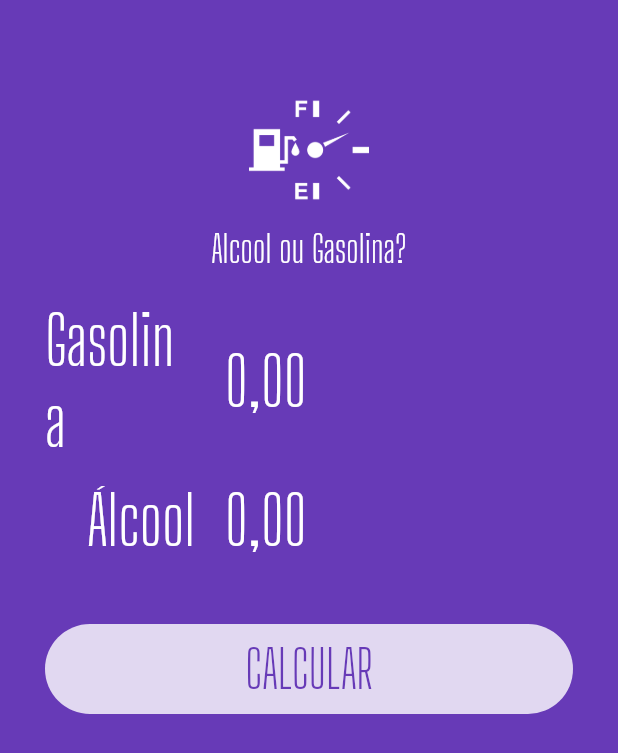
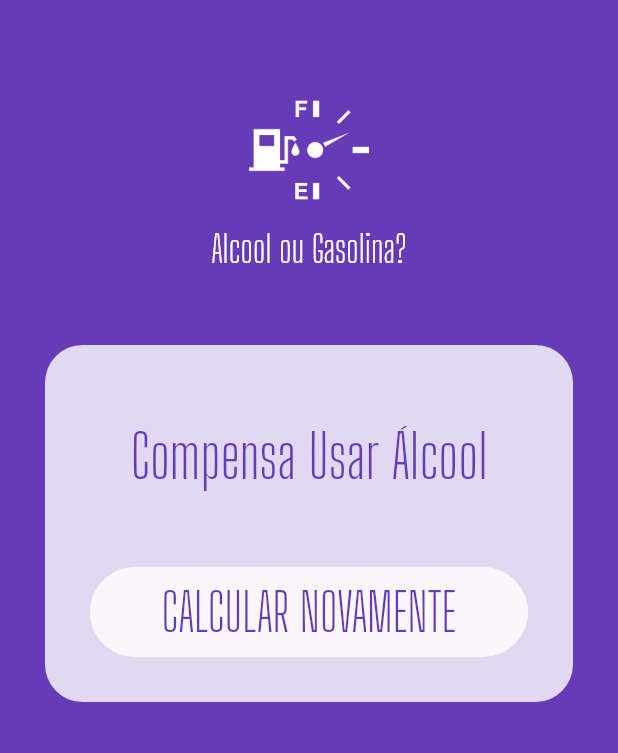
Before and after one commit to icarosolon/aog-started, a Flutter app: the screen it shows after launch, after a tap on "CALCULAR", on a phone screen of 412 x 824 dp. Shown: the top 753 px of the screen. Run offline on Flutter 3.47's test engine with Material 2 defaults, Android fonts, the phone set to English and light mode, and no system bars; our stand-ins replace flutter_masked_text.

Commit message:
ajustando calculos

```diff
--- a/lib/main.dart
+++ b/lib/main.dart
@@ -1,10 +1,5 @@
-import 'package:aog/widgets/input.widget.dart';
-import 'package:aog/widgets/loading-button.widget.dart';
-import 'package:aog/widgets/logo.widget.dart';
-import 'package:aog/widgets/submit-form.widget.dart';
-import 'package:aog/widgets/success.widget.dart';
+import 'package:aog/pages/home.page.dart';
 import 'package:flutter/material.dart';
-import 'package:flutter_masked_text/flutter_masked_text.dart';
 
 void main() => runApp(MyApp());
 
@@ -21,26 +16,3 @@ class MyApp extends StatelessWidget {
     );
   }
 }
-
-class HomePage extends StatelessWidget {
-  var _gasController = MoneyMaskedTextController();
-  var _alcController = MoneyMaskedTextController();
-
-  @override
-  Widget build(BuildContext context) {
-    return Scaffold(
-      backgroundColor: Theme.of(context).primaryColor,
-      body: ListView(
-        children: <Widget>[
-          Logo(),
-          SubmitForm(
-            gasController: _gasController,
-            alcController: _alcController,
-            busy: false,
-            submitFunc: () {},
-          ),
-        ],
-      ),
-    );
-  }
-}
--- /dev/null
+++ b/lib/pages/home.page.dart
@@ -0,0 +1,78 @@
+import 'package:aog/widgets/logo.widget.dart';
+import 'package:aog/widgets/submit-form.widget.dart';
+import 'package:aog/widgets/success.widget.dart';
+import 'package:flutter/material.dart';
+import 'package:flutter_masked_text/flutter_masked_text.dart';
+
+class HomePage extends StatefulWidget {
+  @override
+  _HomePageState createState() => _HomePageState();
+}
+
+class _HomePageState extends State<HomePage> {
+  var _gasController = MoneyMaskedTextController();
+  var _alcController = MoneyMaskedTextController();
+  var _busy = false;
+  var _completed = false;
+  var _resultText = "Compensa utilizar álcool";
+
+  @override
+  Widget build(BuildContext context) {
+    return Scaffold(
+      backgroundColor: Theme.of(context).primaryColor,
+      body: ListView(
+        children: <Widget>[
+          Logo(),
+          _completed
+              ? Success(
+                  reset: reset,
+                  result: _resultText,
+                )
+              : SubmitForm(
+                  gasController: _gasController,
+                  alcController: _alcController,
+                  busy: _busy,
+                  submitFunc: calculate,
+                ),
+        ],
+      ),
+    );
+  }
+
+  Future calculate() {
+    double alc =
+        double.parse(_alcController.text.replaceAll(new RegExp(r'[,.]'), '')) /
+            100;
+    double gas =
+        double.parse(_gasController.text.replaceAll(new RegExp(r'[,.]'), '')) /
+            100;
+    setState(() {
+      _completed = false;
+      _busy = true;
+    });
+    double res = alc / gas;
+
+    return new Future.delayed(
+        const Duration(seconds: 1),
+        () => {
+              setState(() {
+                if (res >= 0.7) {
+                  _resultText = "Compensa Usar Gasolina!";
+                } else {
+                  _resultText = "Compensa Usar Álcool";
+                }
+                _busy = false;
+                _completed = true;
+              })
+            });
+  }
+
+  reset() {
+    setState(() {
+      _alcController = new MoneyMaskedTextController();
+      _gasController = new MoneyMaskedTextController();
+      _completed = false;
+      _busy = false;
+    });
+  }
+}
--- a/lib/widgets/submit-form.widget.dart
+++ b/lib/widgets/submit-form.widget.dart
@@ -37,7 +37,7 @@ class SubmitForm extends StatelessWidget {
           ),
           child: Input(
             label: "Álcool",
-            controller: gasController,
+            controller: alcController,
           ),
         ),
         LoadingButton(
--- a/lib/widgets/success.widget.dart
+++ b/lib/widgets/success.widget.dart
@@ -24,7 +24,7 @@ class Success extends StatelessWidget {
             height: 50,
           ),
           Text(
-            "Compensa",
+            result,
             style: TextStyle(
               color: Theme.of(context).primaryColor,
               fontSize: 40,
```
